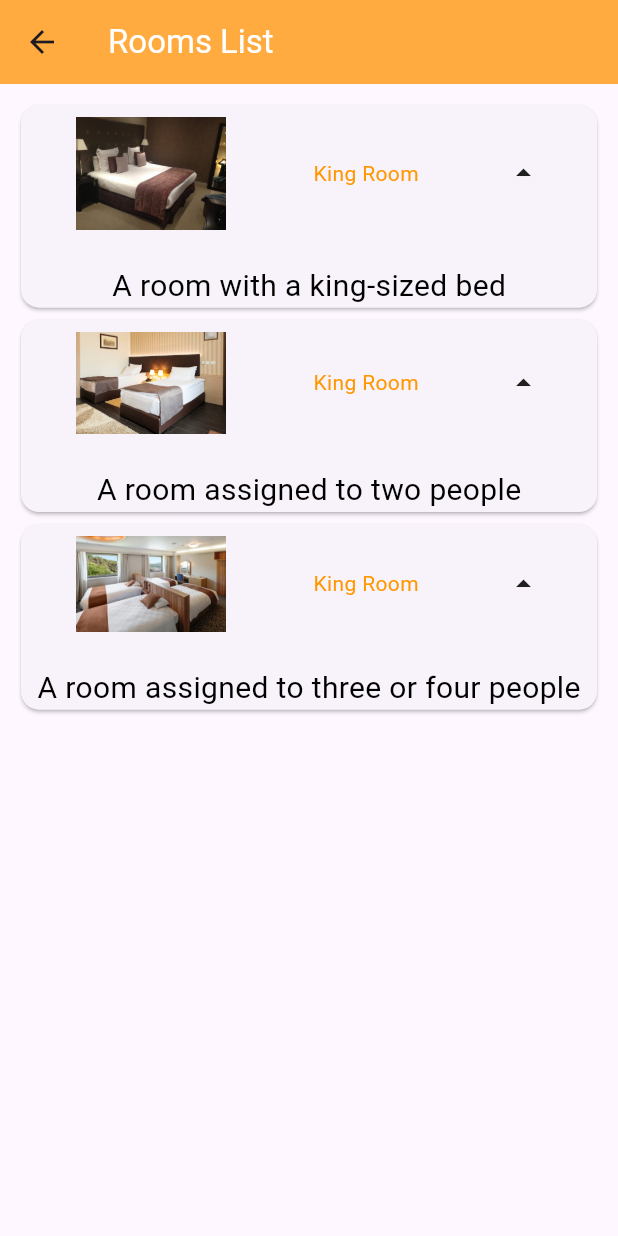
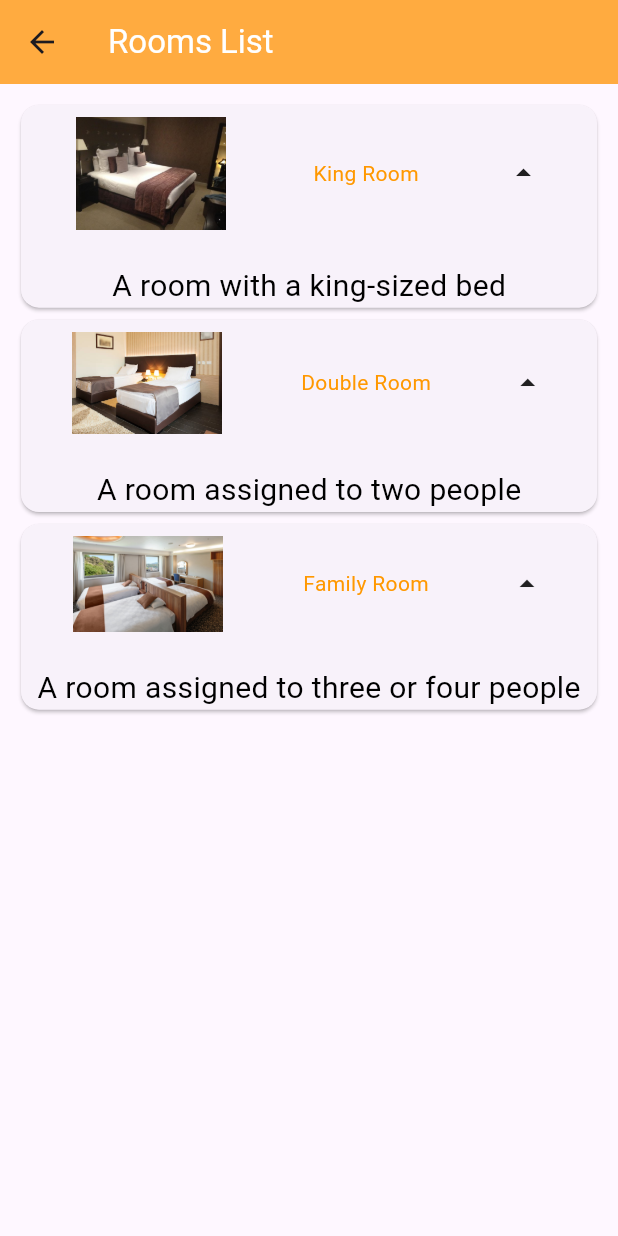
Before and after one commit to enas55/hotel, a Flutter app: the Rooms screen opened directly, on a phone screen of 412 x 824 dp. Run offline on Flutter 3.47's test engine with Material 3 defaults, Android fonts, the phone set to English and light mode, and no system bars.

Commit message:
modified the title

```diff
--- a/lib/pages/rooms.dart
+++ b/lib/pages/rooms.dart
@@ -25,14 +25,14 @@ class Rooms extends StatelessWidget {
                 ),
                 details: 'A room with a king-sized bed'),
             rooms(
-                title: 'King Room',
+                title: 'Double Room',
                 img: Image.asset(
                   'images/istockphoto.jpg',
                   width: 100,
                 ),
                 details: 'A room assigned to two people'),
             rooms(
-                title: 'King Room',
+                title: 'Family Room',
                 img: Image.asset(
                   'images/room_fourth_images_01.jpg',
                   width: 100,
```
